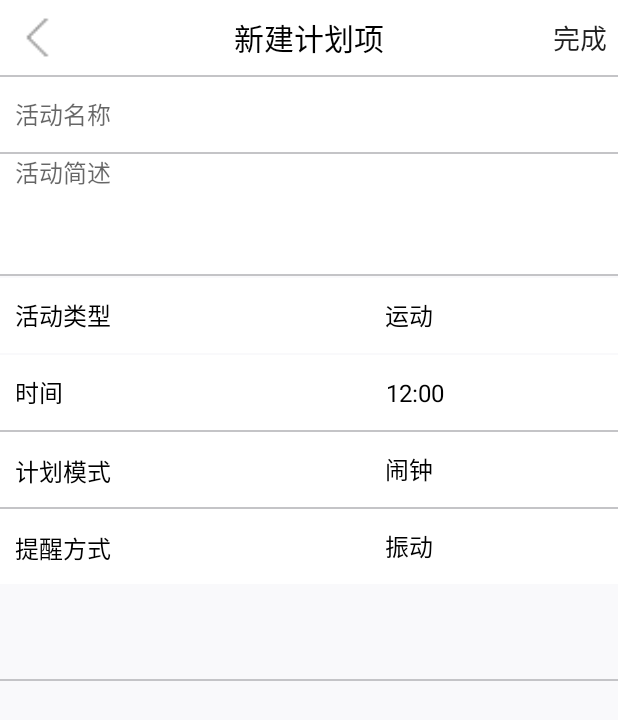
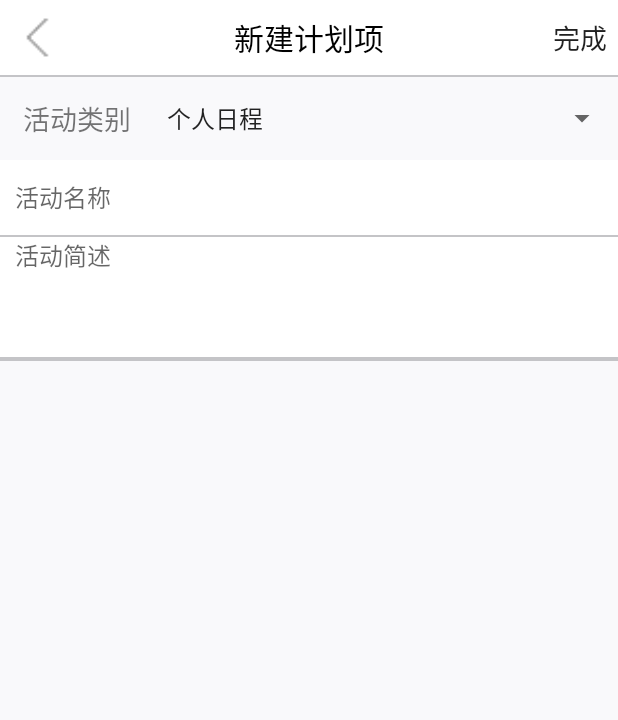
Before and after one commit to shanks997/android_cotrun, an Android app: the AddScheduleActivity screen opened directly, with no data from a screen before it, on a phone screen of 412 x 824 dp. Shown: the top 720 px of the screen. Run offline under Robolectric (Android 15) with nearby library versions, the phone set to English and light mode, and no system bars.

Commit message:
schedule ok.

```diff
--- a/app/build.gradle
+++ b/app/build.gradle
@@ -25,4 +25,5 @@ dependencies {
     testImplementation 'junit:junit:4.12'
     androidTestImplementation 'com.android.support.test:runner:1.0.2'
     androidTestImplementation 'com.android.support.test.espresso:espresso-core:3.0.2'
+    implementation 'com.android.support:recyclerview-v7:28.0.0'
 }
--- a/app/src/main/java/com/acotrun/activity/AddScheduleActivity.java
+++ b/app/src/main/java/com/acotrun/activity/AddScheduleActivity.java
@@ -10,10 +10,13 @@ import android.os.Message;
 import android.support.v7.app.AlertDialog;
 import android.support.v7.app.AppCompatActivity;
 import android.view.View;
+import android.widget.AdapterView;
+import android.widget.ArrayAdapter;
 import android.widget.Button;
 import android.widget.EditText;
 import android.widget.ImageView;
 import android.widget.LinearLayout;
+import android.widget.Spinner;
 import android.widget.TextView;
 import android.widget.Toast;
 
@@ -31,22 +34,17 @@ import java.util.List;
 public class AddScheduleActivity extends AppCompatActivity implements View.OnClickListener {
 
     ImageView iv_return;
-    LinearLayout ll_kind;
-    TextView tv_kind;
+    Spinner spinner;
     TextView textView;
     AlertDialog.Builder builder;
     Button btn_ok;
     EditText edt_name;
     EditText edt_content;
     EditText edt_time;
-    EditText edt_model;
-    EditText edt_remind;
+    String kind;
     String name;
     String content;
-    String kind;
     String time;
-    String model;
-    String remind;
     String uid;
     boolean flag;
     Handler handler;
@@ -61,24 +59,37 @@ public class AddScheduleActivity extends AppCompatActivity implements View.OnCli
         setContentView(R.layout.activity_add_schedule);
         iv_return = findViewById(R.id.btn_return);
         iv_return.setOnClickListener(this);
-        ll_kind = findViewById(R.id.layout_kind);
-        ll_kind.setOnClickListener(this);
-        tv_kind = findViewById(R.id.tv);
         textView = findViewById(R.id.textView);
         btn_ok = findViewById(R.id.btn_finish);
         btn_ok.setOnClickListener(this);
         edt_name = findViewById(R.id.edt_actName);
         edt_name.setOnClickListener(this);
+        edt_time = findViewById(R.id.edt_actTime);
+        edt_time.setOnClickListener(this);
         edt_content = findViewById(R.id.edt_actBrief);
         edt_content.setOnClickListener(this);
-        edt_time = findViewById(R.id.edt_actName2);
-        edt_time.setOnClickListener(this);
-        edt_model = findViewById(R.id.edt_actName3);
-        edt_model.setOnClickListener(this);
-        edt_remind = findViewById(R.id.edt_actName4);
-        edt_remind.setOnClickListener(this);
         btn_delete = findViewById(R.id.btn_rm);
         btn_delete.setOnClickListener(this);
+        spinner = findViewById(R.id.spinner);
+
+        spinner.setOnItemSelectedListener(new AdapterView.OnItemSelectedListener() {
+            @Override
+            public void onItemSelected(AdapterView<?> parent, View view,
+                                       int pos, long id) {
+                if(pos == 1) {
+                    edt_time.setVisibility(View.VISIBLE);
+                } else edt_time.setVisibility(View.GONE);
+            }
+            @Override
+            public void onNothingSelected(AdapterView<?> parent) {
+                // Another interface callback
+            }
+        });
+
+        ArrayAdapter<String> spinnerAdapter = new ArrayAdapter<>(this,
+                android.R.layout.simple_spinner_item, Constant.ACTIVITY_ITEMS);
+        spinnerAdapter.setDropDownViewResource(android.R.layout.simple_spinner_dropdown_item);
+        spinner.setAdapter(spinnerAdapter);
 
         Bundle bd = getIntent().getExtras();    //得到传过来的bundle
         if (bd != null && !bd.isEmpty()) {
@@ -86,10 +97,7 @@ public class AddScheduleActivity extends AppCompatActivity implements View.OnCli
             btn_delete.setVisibility(View.VISIBLE);
             edt_name.setText(bd.getString("name"));
             edt_content.setText(bd.getString("content"));
-            tv_kind.setText(bd.getString("kind"));
-            edt_time.setText(bd.getString("time"));
-            edt_model.setText(bd.getString("model"));
-            edt_remind.setText(bd.getString("remind"));
+            spinner.setSelection(bd.getInt("kind"));
         }
 
         handler = new Handler() {
@@ -99,7 +107,7 @@ public class AddScheduleActivity extends AppCompatActivity implements View.OnCli
                 super.handleMessage(msg);
                 switch (msg.what)
                 {
-                    case 0:					// 注册成功
+                    case 0:
                         if (flag) {
                             Toast.makeText(AddScheduleActivity.this, "添加成功", Toast.LENGTH_SHORT).show();
                             AddScheduleActivity.this.finish();
@@ -124,17 +132,6 @@ public class AddScheduleActivity extends AppCompatActivity implements View.OnCli
     public void onClick(View v) {
         if (v == iv_return) {
             finish();
-        }
-        if (v == ll_kind) {
-            builder = new AlertDialog.Builder(this);
-            builder.setItems(Constant.ACTIVITY_ITEMS, new DialogInterface.OnClickListener() {
-                @Override
-                public void onClick(DialogInterface dialog, int index) {
-                    dialog.dismiss();
-                    tv_kind.setText(Constant.ACTIVITY_ITEMS[index]);
-                }
-            });
-            builder.show();
         }
         if (v == btn_delete) {
             AlertDialog.Builder alert = new AlertDialog.Builder(ct);
@@ -179,24 +176,12 @@ public class AddScheduleActivity extends AppCompatActivity implements View.OnCli
         if (v == btn_ok) {
             name = edt_name.getText().toString().trim();
             content =edt_content.getText().toString().trim();
-            kind = tv_kind.getText().toString().trim();
-            time = edt_time.getText().toString().trim();
-            model = edt_model.getText().toString().trim();
-            remind = edt_remind.getText().toString().trim();
+            kind = String.valueOf(spinner.getSelectedItemPosition()).trim();
             if(name.equals("")) {
                 Toast.makeText(this, "活动名称不能为空", Toast.LENGTH_SHORT).show();
                 return;
             } else if (content.equals("")) {
                 Toast.makeText(this, "活动简述不能为空", Toast.LENGTH_SHORT).show();
-                return;
-            } else if (time.equals("")) {
-                Toast.makeText(this, "时间不能为空", Toast.LENGTH_SHORT).show();
-                return;
-            } else if (model.equals("")) {
-                Toast.makeText(this, "计划模式不能为空", Toast.LENGTH_SHORT).show();
-                return;
-            } else if (remind.equals("")) {
-                Toast.makeText(this, "提醒方式不能为空", Toast.LENGTH_SHORT).show();
                 return;
             }
             new Thread() {
@@ -205,7 +190,7 @@ public class AddScheduleActivity extends AppCompatActivity implements View.OnCli
                     try {
                         User user = User.getInstance();
                         uid = user.getU_id();
-                        flag = NetInfoUtil.addsche(name, content, kind, time, model, remind, uid);
+                        flag = NetInfoUtil.addsche(kind, name, content, time, uid);
                         Message msg = new Message();
                         msg.what = 0;
                         handler.sendMessage(msg);
--- a/app/src/main/java/com/acotrun/activity/RegisterActivity.java
+++ b/app/src/main/java/com/acotrun/activity/RegisterActivity.java
@@ -270,7 +270,6 @@ public class RegisterActivity extends Activity implements View.OnClickListener {
         intent.putExtra("outputY", 300);
         intent.putExtra("return-data", true);
 
-        //startActivityForResult(intent, CODE_RESULT_REQUEST); //直接调用此代码在小米手机有异常，换以下代码
         String mLinshi = System.currentTimeMillis() + IMAGE_FILE_NAME;
         File mFile = new File(path, mLinshi);
         try {
--- a/app/src/main/java/com/acotrun/utility/Constant.java
+++ b/app/src/main/java/com/acotrun/utility/Constant.java
@@ -2,7 +2,7 @@ package com.acotrun.utility;
 
 public class Constant {
 
-    public static String NO_MESSAGE = "No Message";// 查询结果为空或条件没有限制
+    public static String NO_MESSAGE = "No Message";// 查询结果为空
     public static String IS_USER = "<#IS_USER#>";// 是否是用户
     public static String REGIST = "<#REGIST#>";// 用户注册
     public static String GET_UID_MESSAGE = "<#GET_UID_MESSAGE#>";// 获取个人的各项信息
@@ -11,7 +11,7 @@ public class Constant {
     public static String DELETE_SCHEDULE = "<#DELETE_SCHEDULE#>";// 删除计划表项
 
     public static final String[] GENDER_ITEMS={"男","女","保密"};// 性别
-    public static final String[] ACTIVITY_ITEMS={"运动","作息"};// 活动类型
+    public static final String[] ACTIVITY_ITEMS={"个人日程","会议任务"};// 活动类型
 
     public static String GET_IMAGE = "<#GET_image#>";
     public static String INSERT_PIC = "<#INSERT_PICTURE#>";// 插入图片
--- a/app/src/main/res/layout/activity_add_schedule.xml
+++ b/app/src/main/res/layout/activity_add_schedule.xml
@@ -56,15 +56,38 @@
         android:layout_alignParentLeft="true"
         android:layout_alignParentStart="true">
 
+        <LinearLayout
+            android:layout_width="match_parent"
+            android:layout_height="wrap_content"
+            android:orientation="horizontal">
+
+            <TextView
+                android:id="@+id/textView2"
+                android:layout_width="match_parent"
+                android:layout_height="match_parent"
+                android:layout_weight="3"
+                android:gravity="center"
+                android:text="活动类别"
+                android:textSize="18sp" />
+
+            <Spinner
+                android:id="@+id/spinner"
+                android:layout_width="match_parent"
+                android:layout_height="55dp"
+                android:layout_weight="1"
+                android:spinnerMode="dropdown" />
+
+        </LinearLayout>
+
         <EditText
+            android:id="@+id/edt_actName"
             android:layout_width="match_parent"
             android:layout_height="50dp"
-            android:id="@+id/edt_actName"
+            android:background="@color/colorWhite"
             android:hint="活动名称"
-            android:background="@color/colorWhite"
             android:paddingLeft="10dp"
-            android:textSize="16sp"
-            android:textColor="@color/colorBlack"/>
+            android:textColor="@color/colorBlack"
+            android:textSize="16sp" />
 
         <View
             android:layout_width="match_parent"
@@ -88,157 +111,27 @@
             android:layout_height="1dp"
             android:background="@color/colorGray" />
 
-        <LinearLayout
-            android:orientation="horizontal"
+        <EditText
+            android:id="@+id/edt_actTime"
             android:layout_width="match_parent"
             android:layout_height="50dp"
-            android:id="@+id/layout_kind"
             android:background="@color/colorWhite"
-            android:layout_marginTop="1dp">
-
-            <TextView
-                android:layout_width="wrap_content"
-                android:layout_height="50dp"
-                android:id="@+id/tv1"
-                android:text="活动类型"
+            android:hint="活动时间"
+            android:paddingLeft="10dp"
+            android:textColor="@color/colorBlack"
             android:textSize="16sp"
-                android:textColor="@color/colorBlack"
-                android:gravity="center_vertical"
-                android:background="@color/colorWhite"
-                android:paddingLeft="10dp"
-                android:layout_weight="8"/>
-
-            <TextView
-                android:id="@+id/tv"
-                android:layout_width="wrap_content"
-                android:layout_height="50dp"
-                android:layout_weight="5.7"
-                android:background="@color/colorWhite"
-                android:gravity="center_vertical"
-                android:paddingLeft="10dp"
-                android:text="运动"
-                android:textColor="@color/colorBlack"
-                android:textSize="16sp" />
-
-        </LinearLayout>
-
-        <LinearLayout
-            android:orientation="horizontal"
-            android:layout_width="match_parent"
-            android:layout_height="50dp"
-            android:id="@+id/layout_time"
-            android:background="@color/colorWhite"
-            android:layout_marginTop="1dp">
-
-            <TextView
-                android:layout_width="wrap_content"
-                android:layout_height="50dp"
-                android:id="@+id/textView1"
-                android:text="时间"
-                android:textSize="16sp"
-                android:textColor="@color/colorBlack"
-                android:gravity="center_vertical"
-                android:background="@color/colorWhite"
-                android:paddingLeft="10dp"
-                android:layout_weight="8"/>
-
-            <EditText
-                android:id="@+id/edt_actName2"
-                android:layout_width="20dp"
-                android:layout_height="50dp"
-                android:layout_weight="5.6"
-                android:background="@color/colorWhite"
-                android:paddingLeft="10dp"
-                android:text="12:00"
-                android:textColor="@color/colorBlack"
-                android:textSize="16sp" />
-
-        </LinearLayout>
+            android:visibility="gone" />
 
         <View
             android:layout_width="match_parent"
             android:layout_height="1dp"
             android:background="@color/colorGray" />
-        <LinearLayout
-            android:orientation="horizontal"
-            android:layout_width="match_parent"
-            android:layout_height="50dp"
-            android:id="@+id/layout_planMode"
-            android:background="@color/colorWhite">
-
-            <TextView
-                android:layout_width="wrap_content"
-                android:layout_height="50dp"
-                android:id="@+id/textView2"
-                android:text="计划模式"
-                android:textSize="16sp"
-                android:textColor="@color/colorBlack"
-                android:gravity="center_vertical"
-                android:background="@color/colorWhite"
-                android:layout_marginTop="1dp"
-                android:paddingLeft="10dp"
-                android:layout_weight="8"/>
-
-            <EditText
-                android:id="@+id/edt_actName3"
-                style="@android:style/Widget.DeviceDefault.AutoCompleteTextView"
-                android:layout_width="20dp"
-                android:layout_height="50dp"
-                android:layout_weight="6.7"
-                android:background="@color/colorWhite"
-                android:paddingLeft="10dp"
-                android:text="闹钟"
-                android:textColor="@color/colorBlack"
-                android:textSize="16sp" />
-
-        </LinearLayout>
-
-        <View
-            android:layout_width="match_parent"
-            android:layout_height="1dp"
-            android:background="@color/colorGray" />
-        <LinearLayout
-            android:orientation="horizontal"
-            android:layout_width="match_parent"
-            android:layout_height="50dp"
-            android:id="@+id/layout_remindMode"
-            android:background="@color/colorWhite">
-
-            <TextView
-                android:layout_width="wrap_content"
-                android:layout_height="50dp"
-                android:id="@+id/textView3"
-                android:text="提醒方式"
-                android:textSize="16sp"
-                android:textColor="@color/colorBlack"
-                android:gravity="center_vertical"
-                android:background="@color/colorWhite"
-                android:layout_marginTop="1dp"
-                android:paddingLeft="10dp"
-                android:layout_weight="8"/>
-
-            <EditText
-                android:id="@+id/edt_actName4"
-                android:layout_width="20dp"
-                android:layout_height="50dp"
-                android:layout_weight="6.7"
-                android:background="@color/colorWhite"
-                android:paddingLeft="10dp"
-                android:text="振动"
-                android:textColor="@color/colorBlack"
-                android:textSize="16sp" />
-
-        </LinearLayout>
 
         <TextView
             android:id="@+id/textView4"
             android:layout_width="match_parent"
             android:layout_height="63dp" />
 
-        <View
-            android:layout_width="match_parent"
-            android:layout_height="1dp"
-            android:background="@color/colorGray" />
 
         <Button
             android:id="@+id/btn_rm"
@@ -247,5 +140,7 @@
             android:text="删除"
             android:background="@color/colorRed"
             android:visibility="invisible" />
+
     </LinearLayout>
+
 </RelativeLayout>
--- a/app/src/main/res/layout/home_layout.xml
+++ b/app/src/main/res/layout/home_layout.xml
@@ -64,9 +64,8 @@
         android:layout_marginTop="70dp"
         android:cacheColorHint="@null"
         android:clickable="true"
-        android:focusable="true"
-        android:divider="@null" >
-    </ListView>
+        android:divider="@null"
+        android:focusable="true"></ListView>
 
     <com.acotrun.bean.FloatingActionButton
         android:id="@+id/addSchedule"
```
Also changed, not shown: app/src/main/java/com/acotrun/bean/DietSche.java (deleted, +0 -9 lines), app/src/main/java/com/acotrun/bean/DirectionScrollListener.java (deleted, +0 -45 lines), app/src/main/java/com/acotrun/bean/FloatingActionButton.java (+0 -33 lines), app/src/main/java/com/acotrun/bean/RoundImageView.java (+0 -18 lines), app/src/main/java/com/acotrun/bean/SportSche.java (deleted, +0 -9 lines), app/src/main/java/com/acotrun/tabFragment/HomeFragment.java (+11 -11 lines), app/src/main/java/com/acotrun/utility/NetInfoUtil.java (+7 -6 lines), 1 other file. Lines whose indentation alone changed are shown as unchanged.
